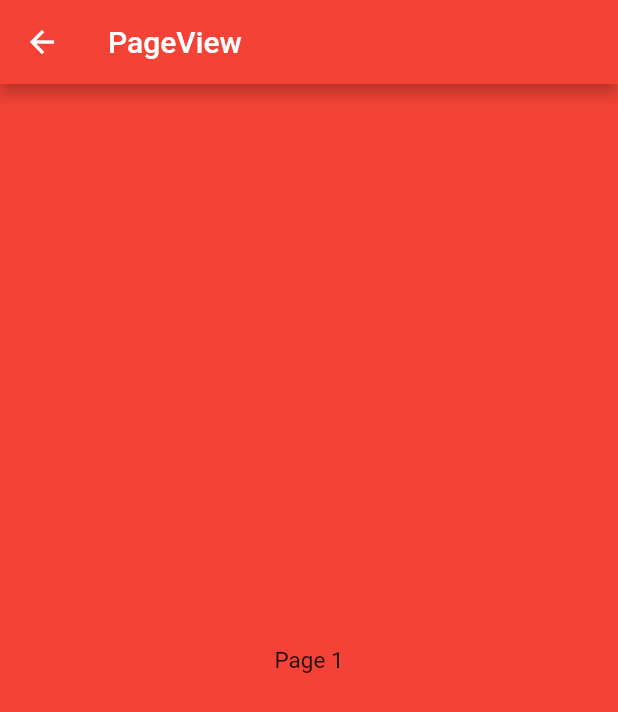
After one commit to JerryChu/flutter-weekly-widgets, a Flutter app: the PageViewDemo screen opened by its route, on a phone screen of 412 x 824 dp. The commit adds this screen. Shown: the top 712 px of the screen. Run offline on Flutter 3.47's test engine with Material 2 defaults, Android fonts, the phone set to English and light mode, and no system bars.

Commit message:
page view

```diff
--- a/lib/main.dart
+++ b/lib/main.dart
@@ -1,4 +1,5 @@
 import 'package:flutter/material.dart';
+import 'package:weekly_widgets/page_view.dart';
 
 import 'animated_container.dart';
 import 'fade_transition.dart';
@@ -22,6 +23,7 @@ final Map<String, WidgetBuilder> routes = {
   "FutureBuilder": (context) => FutureBuilderDemo(),
   "FadeTransition": (context) => FadeTransitionDemo(),
   "FloatingActionButton": (context) => FloatingActionButtonDemo(),
+  "PageView": (context) => PageViewDemo(),
 };
 
 // Demo for Flutter Weekly Widgets
--- /dev/null
+++ b/lib/page_view.dart
@@ -0,0 +1,54 @@
+import 'package:flutter/material.dart';
+
+import 'base/common_widgets.dart';
+
+class PageViewDemo extends StatefulWidget {
+  @override
+  State<StatefulWidget> createState() {
+    return _PageViewDemoState();
+  }
+}
+
+class _PageViewDemoState extends State<PageViewDemo> {
+  int _pageIndex = 0;
+  final _controller = PageController(initialPage: 0);
+  @override
+  Widget build(BuildContext context) {
+    return Scaffold(
+        appBar: AppBar(
+          title: Text("PageView"),
+          backgroundColor: _bgColor(_pageIndex),
+        ),
+        body: Stack(
+          children: [
+            PageView(
+              controller: _controller,
+              children: [
+                SizedBox.expand(child: Container(color: _bgColor(0))),
+                SizedBox.expand(child: Container(color: _bgColor(1))),
+                SizedBox.expand(child: Container(color: _bgColor(2))),
+              ],
+              onPageChanged: (int index) {
+                setState(() {
+                  _pageIndex = index;
+                });
+              },
+            ),
+            Center(child: HintText("Page ${_pageIndex + 1}")),
+          ],
+        ));
+  }
+
+  Color _bgColor(int index) {
+    switch (index) {
+      case 0:
+        return Colors.red;
+      case 1:
+        return Colors.green;
+      case 2:
+        return Colors.blue;
+      default:
+        return Colors.red;
+    }
+  }
+}
```
